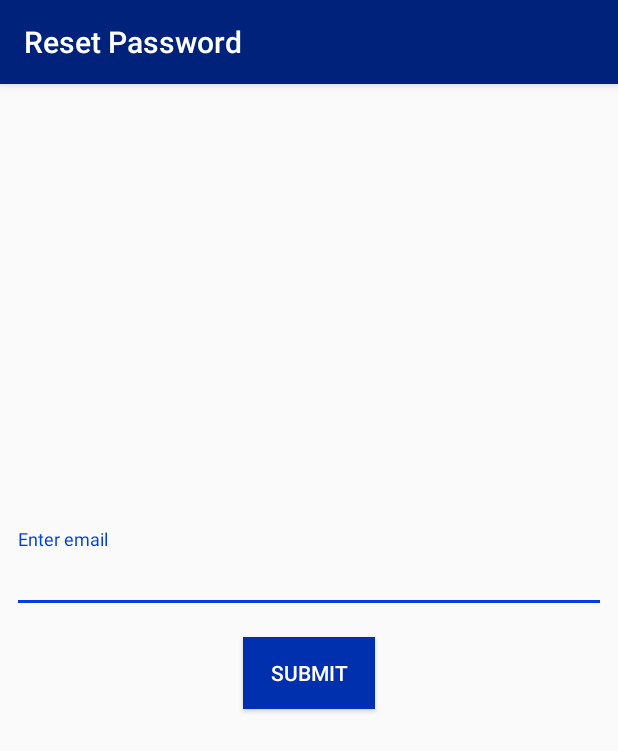
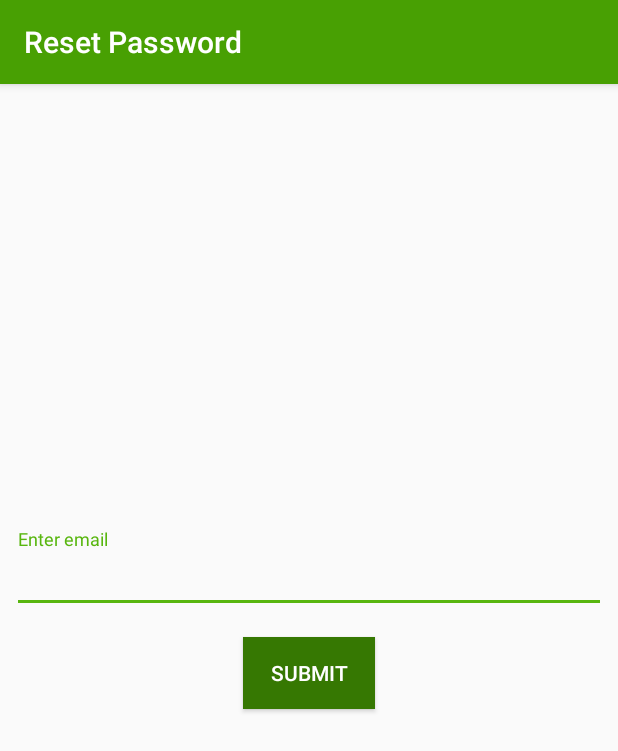
Before and after one commit to adyaagrawal/Barcode-shopping-app, an Android app: the ResetPasswordActivity screen opened directly, with no data from a screen before it, on a phone screen of 412 x 824 dp. Shown: the top 751 px of the screen. Run offline under Robolectric (Android 15) with nearby library versions, the phone set to English and light mode, and no system bars; our stand-ins replace Firebase (no records; nobody signed in at launch, a user with empty details on screens opened directly).

Commit message:
ui changes

```diff
--- a/app/src/main/res/values/colors.xml
+++ b/app/src/main/res/values/colors.xml
@@ -1,9 +1,9 @@
 <?xml version="1.0" encoding="utf-8"?>
 <resources>
-    <color name="colorPrimaryDark">#001447</color>
-    <color name="colorPrimary">#00227B</color>
-    <color name="colorAccent">#003EE0</color>
-    <color name="buttonColor">#0030AD</color>
+    <color name="colorPrimaryDark">#5E3902</color>
+    <color name="colorPrimary">#48A003</color>
+    <color name="colorAccent">#58B60F</color>
+    <color name="buttonColor">#367802</color>
     <color name="background">#E4E4E4</color>
     <color name="onemoney">#AD6200</color>
     <color name="telecash">#AD0023</color>
```
